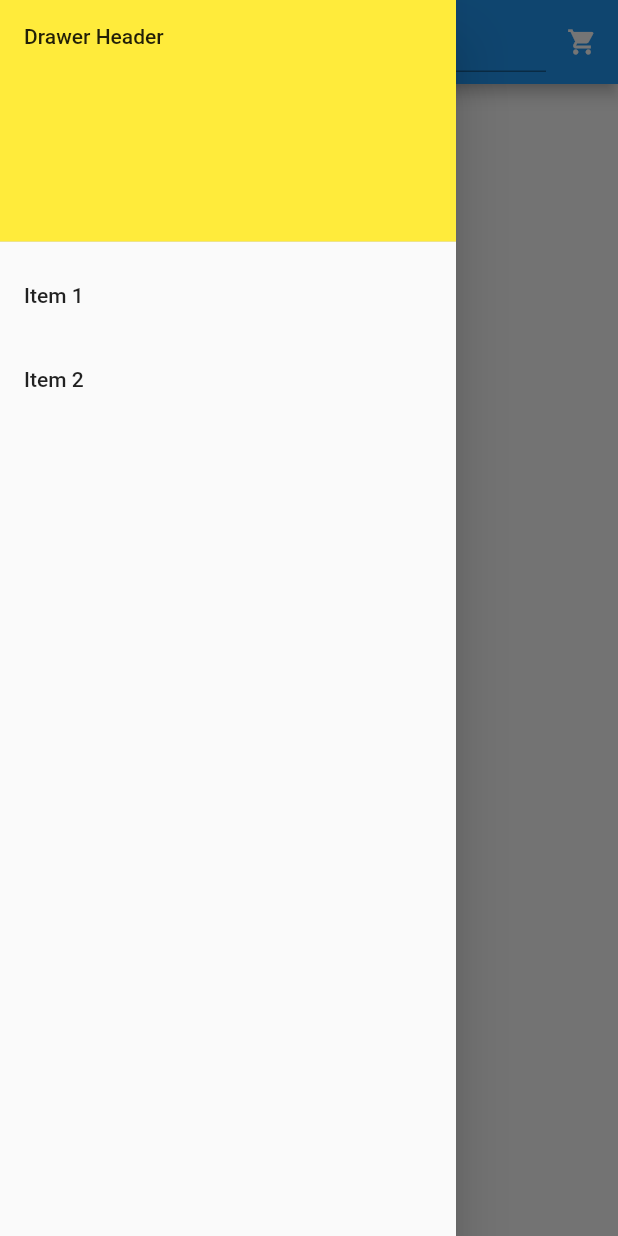
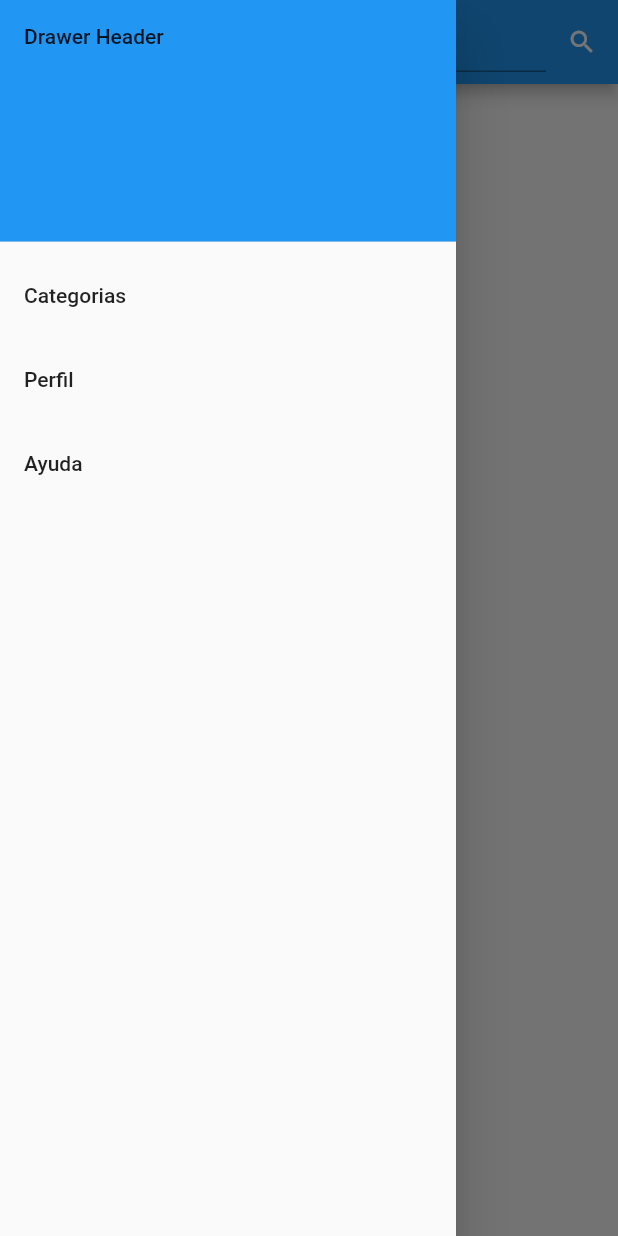
Before and after one commit to ErickCanto/Proyecto_ubicua, a Flutter app: the Feed screen opened by its route, with the side drawer open, on a phone screen of 412 x 824 dp. Run offline on Flutter 3.47's test engine with Material 2 defaults, Android fonts, the phone set to English and light mode, and no system bars; our stand-ins replace firebase_core; accounts and stored records are empty.

Commit message:
se agrego drawer

```diff
--- a/lib/Feed.dart
+++ b/lib/Feed.dart
@@ -21,14 +21,10 @@ class States extends State<Feed>
             automaticallyImplyLeading: true,
             actions: [
               SizedBox(
-                //width: MediaQuery.of(context).size.width*0.5,
-                child: Text("Toth")
-              ),
-              SizedBox(
                   width: MediaQuery.of(context).size.width*0.5,
                   child: TextField(controller: searchcontroller)
               ),
-              IconButton(icon: Icon(Icons.shopping_cart), onPressed: (){},iconSize: 20,)
+              IconButton(icon: Icon(Icons.search), onPressed: (){},iconSize: 20,)
             ]
         ),
       body:
@@ -48,11 +44,11 @@ class States extends State<Feed>
             DrawerHeader(
               child: Text('Drawer Header'),
               decoration: BoxDecoration(
-                color: Colors.yellow,
+                color: Colors.blue,
               ),
             ),
             ListTile(
-              title: Text('Item 1'),
+              title: Text('Categorias'),
               onTap: () {
                 // Update the state of the app
                 // ...
@@ -61,7 +57,16 @@ class States extends State<Feed>
               },
             ),
             ListTile(
-              title: Text('Item 2'),
+              title: Text('Perfil'),
+              onTap: () {
+                // Update the state of the app
+                // ...
+                // Then close the drawer
+                Navigator.pop(context);
+              },
+            ),
+            ListTile(
+              title: Text('Ayuda'),
               onTap: () {
                 // Update the state of the app
                 // ...
```
